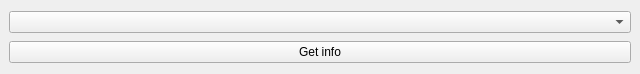
This is gui/ui_files/bidderInfoWindow.ui in JPogodzinski/SMPC as Qt 5 draws it before an edit. The edited form follows.
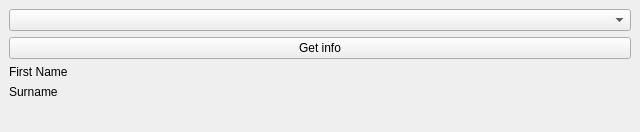
This is the edited form.

The edit to the form file:
```diff
--- a/gui/ui_files/bidderInfoWindow.ui
+++ b/gui/ui_files/bidderInfoWindow.ui
@@ -7,18 +7,46 @@
     <x>0</x>
     <y>0</y>
     <width>640</width>
-    <height>74</height>
+    <height>132</height>
    </rect>
   </property>
   <property name="windowTitle">
    <string>Bidder Info</string>
   </property>
   <widget class="QWidget" name="centralwidget">
-   <layout class="QVBoxLayout" name="verticalLayout">
-    <item>
+   <layout class="QFormLayout" name="formLayout">
+    <item row="2" column="0">
+     <widget class="QLabel" name="firstNameLabel">
+      <property name="text">
+       <string>First Name</string>
+      </property>
+     </widget>
+    </item>
+    <item row="4" column="0">
+     <widget class="QLabel" name="surnameLabel">
+      <property name="text">
+       <string>Surname</string>
+      </property>
+     </widget>
+    </item>
+    <item row="2" column="1">
+     <widget class="QLabel" name="firstNameOutput">
+      <property name="text">
+       <string/>
+      </property>
+     </widget>
+    </item>
+    <item row="4" column="1">
+     <widget class="QLabel" name="surnameOutput">
+      <property name="text">
+       <string/>
+      </property>
+     </widget>
+    </item>
+    <item row="0" column="0" colspan="2">
      <widget class="QComboBox" name="chooseBidderComboBox"/>
     </item>
-    <item>
+    <item row="1" column="0" colspan="2">
      <widget class="QPushButton" name="chooseBidderButton">
       <property name="text">
        <string>Get info</string>
```
